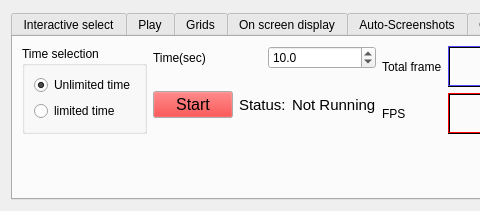
teuben/nemo, file usr/jcl/glnemo2/src/formoptions.ui: the form before one commit; both pictures show x 0 to 480 and y 0 to 211 of the 878 by 211 pixel window.
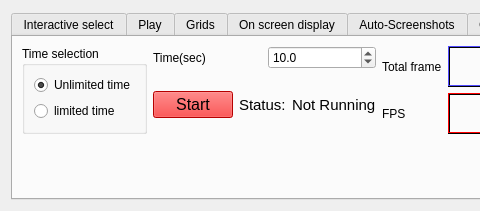
The form after the commit. The open tabs and pages were chosen to show the change. Icons and pictures are not drawn.

Commit message: use widget->setStyleSheet to set color and to be platform independant. Gui's Colors should be consistent between linux,macosx and win32

What changed in the file:
```diff
--- a/usr/jcl/glnemo2/src/formoptions.ui
+++ b/usr/jcl/glnemo2/src/formoptions.ui
@@ -5711,10 +5711,136 @@
            <property name="palette">
             <palette>
              <active>
+              <colorrole role="WindowText">
+               <brush brushstyle="SolidPattern">
+                <color alpha="255">
+                 <red>0</red>
+                 <green>0</green>
+                 <blue>0</blue>
+                </color>
+               </brush>
+              </colorrole>
               <colorrole role="Button">
                <brush brushstyle="SolidPattern">
                 <color alpha="255">
+                 <red>104</red>
+                 <green>255</green>
+                 <blue>40</blue>
+                </color>
+               </brush>
+              </colorrole>
+              <colorrole role="Light">
+               <brush brushstyle="SolidPattern">
+                <color alpha="255">
+                 <red>194</red>
+                 <green>255</green>
+                 <blue>168</blue>
+                </color>
+               </brush>
+              </colorrole>
+              <colorrole role="Midlight">
+               <brush brushstyle="SolidPattern">
+                <color alpha="255">
+                 <red>149</red>
+                 <green>255</green>
+                 <blue>104</blue>
+                </color>
+               </brush>
+              </colorrole>
+              <colorrole role="Dark">
+               <brush brushstyle="SolidPattern">
+                <color alpha="255">
+                 <red>52</red>
+                 <green>127</green>
+                 <blue>20</blue>
+                </color>
+               </brush>
+              </colorrole>
+              <colorrole role="Mid">
+               <brush brushstyle="SolidPattern">
+                <color alpha="255">
+                 <red>69</red>
+                 <green>170</green>
+                 <blue>26</blue>
+                </color>
+               </brush>
+              </colorrole>
+              <colorrole role="Text">
+               <brush brushstyle="SolidPattern">
+                <color alpha="255">
+                 <red>0</red>
+                 <green>0</green>
+                 <blue>0</blue>
+                </color>
+               </brush>
+              </colorrole>
+              <colorrole role="BrightText">
+               <brush brushstyle="SolidPattern">
+                <color alpha="255">
                  <red>255</red>
+                 <green>255</green>
+                 <blue>255</blue>
+                </color>
+               </brush>
+              </colorrole>
+              <colorrole role="ButtonText">
+               <brush brushstyle="SolidPattern">
+                <color alpha="255">
+                 <red>0</red>
+                 <green>0</green>
+                 <blue>0</blue>
+                </color>
+               </brush>
+              </colorrole>
+              <colorrole role="Base">
+               <brush brushstyle="SolidPattern">
+                <color alpha="255">
+                 <red>255</red>
+                 <green>255</green>
+                 <blue>255</blue>
+                </color>
+               </brush>
+              </colorrole>
+              <colorrole role="Window">
+               <brush brushstyle="SolidPattern">
+                <color alpha="255">
+                 <red>104</red>
+                 <green>255</green>
+                 <blue>40</blue>
+                </color>
+               </brush>
+              </colorrole>
+              <colorrole role="Shadow">
+               <brush brushstyle="SolidPattern">
+                <color alpha="255">
+                 <red>0</red>
+                 <green>0</green>
+                 <blue>0</blue>
+                </color>
+               </brush>
+              </colorrole>
+              <colorrole role="AlternateBase">
+               <brush brushstyle="SolidPattern">
+                <color alpha="255">
+                 <red>179</red>
+                 <green>255</green>
+                 <blue>147</blue>
+                </color>
+               </brush>
+              </colorrole>
+              <colorrole role="ToolTipBase">
+               <brush brushstyle="SolidPattern">
+                <color alpha="255">
+                 <red>255</red>
+                 <green>255</green>
+                 <blue>220</blue>
+                </color>
+               </brush>
+              </colorrole>
+              <colorrole role="ToolTipText">
+               <brush brushstyle="SolidPattern">
+                <color alpha="255">
+                 <red>0</red>
                  <green>0</green>
                  <blue>0</blue>
                 </color>
@@ -5722,10 +5848,136 @@
               </colorrole>
              </active>
              <inactive>
+              <colorrole role="WindowText">
+               <brush brushstyle="SolidPattern">
+                <color alpha="255">
+                 <red>0</red>
+                 <green>0</green>
+                 <blue>0</blue>
+                </color>
+               </brush>
+              </colorrole>
               <colorrole role="Button">
                <brush brushstyle="SolidPattern">
                 <color alpha="255">
+                 <red>104</red>
+                 <green>255</green>
+                 <blue>40</blue>
+                </color>
+               </brush>
+              </colorrole>
+              <colorrole role="Light">
+               <brush brushstyle="SolidPattern">
+                <color alpha="255">
+                 <red>194</red>
+                 <green>255</green>
+                 <blue>168</blue>
+                </color>
+               </brush>
+              </colorrole>
+              <colorrole role="Midlight">
+               <brush brushstyle="SolidPattern">
+                <color alpha="255">
+                 <red>149</red>
+                 <green>255</green>
+                 <blue>104</blue>
+                </color>
+               </brush>
+              </colorrole>
+              <colorrole role="Dark">
+               <brush brushstyle="SolidPattern">
+                <color alpha="255">
+                 <red>52</red>
+                 <green>127</green>
+                 <blue>20</blue>
+                </color>
+               </brush>
+              </colorrole>
+              <colorrole role="Mid">
+               <brush brushstyle="SolidPattern">
+                <color alpha="255">
+                 <red>69</red>
+                 <green>170</green>
+                 <blue>26</blue>
+                </color>
+               </brush>
+              </colorrole>
+              <colorrole role="Text">
+               <brush brushstyle="SolidPattern">
+                <color alpha="255">
+                 <red>0</red>
+                 <green>0</green>
+                 <blue>0</blue>
+                </color>
+               </brush>
+              </colorrole>
+              <colorrole role="BrightText">
+               <brush brushstyle="SolidPattern">
+                <color alpha="255">
                  <red>255</red>
+                 <green>255</green>
+                 <blue>255</blue>
+                </color>
+               </brush>
+              </colorrole>
+              <colorrole role="ButtonText">
+               <brush brushstyle="SolidPattern">
+                <color alpha="255">
+                 <red>0</red>
+                 <green>0</green>
+                 <blue>0</blue>
+                </color>
+               </brush>
+              </colorrole>
+              <colorrole role="Base">
+               <brush brushstyle="SolidPattern">
+                <color alpha="255">
+                 <red>255</red>
+                 <green>255</green>
+                 <blue>255</blue>
+                </color>
+               </brush>
+              </colorrole>
+              <colorrole role="Window">
+               <brush brushstyle="SolidPattern">
+                <color alpha="255">
+                 <red>104</red>
+                 <green>255</green>
+                 <blue>40</blue>
+                </color>
+               </brush>
+              </colorrole>
+              <colorrole role="Shadow">
+               <brush brushstyle="SolidPattern">
+                <color alpha="255">
+                 <red>0</red>
+                 <green>0</green>
+                 <blue>0</blue>
+                </color>
+               </brush>
+              </colorrole>
+              <colorrole role="AlternateBase">
+               <brush brushstyle="SolidPattern">
+                <color alpha="255">
+                 <red>179</red>
+                 <green>255</green>
+                 <blue>147</blue>
+                </color>
+               </brush>
+              </colorrole>
+              <colorrole role="ToolTipBase">
+               <brush brushstyle="SolidPattern">
+                <color alpha="255">
+                 <red>255</red>
+                 <green>255</green>
+                 <blue>220</blue>
+                </color>
+               </brush>
+              </colorrole>
+              <colorrole role="ToolTipText">
+               <brush brushstyle="SolidPattern">
+                <color alpha="255">
+                 <red>0</red>
                  <green>0</green>
                  <blue>0</blue>
                 </color>
@@ -5733,10 +5985,136 @@
               </colorrole>
              </inactive>
              <disabled>
+              <colorrole role="WindowText">
+               <brush brushstyle="SolidPattern">
+                <color alpha="255">
+                 <red>52</red>
+                 <green>127</green>
+                 <blue>20</blue>
+                </color>
+               </brush>
+              </colorrole>
               <colorrole role="Button">
                <brush brushstyle="SolidPattern">
                 <color alpha="255">
+                 <red>104</red>
+                 <green>255</green>
+                 <blue>40</blue>
+                </color>
+               </brush>
+              </colorrole>
+              <colorrole role="Light">
+               <brush brushstyle="SolidPattern">
+                <color alpha="255">
+                 <red>194</red>
+                 <green>255</green>
+                 <blue>168</blue>
+                </color>
+               </brush>
+              </colorrole>
+              <colorrole role="Midlight">
+               <brush brushstyle="SolidPattern">
+                <color alpha="255">
+                 <red>149</red>
+                 <green>255</green>
+                 <blue>104</blue>
+                </color>
+               </brush>
+              </colorrole>
+              <colorrole role="Dark">
+               <brush brushstyle="SolidPattern">
+                <color alpha="255">
+                 <red>52</red>
+                 <green>127</green>
+                 <blue>20</blue>
+                </color>
+               </brush>
+              </colorrole>
+              <colorrole role="Mid">
+               <brush brushstyle="SolidPattern">
+                <color alpha="255">
+                 <red>69</red>
+                 <green>170</green>
+                 <blue>26</blue>
+                </color>
+               </brush>
+              </colorrole>
+              <colorrole role="Text">
+               <brush brushstyle="SolidPattern">
+                <color alpha="255">
+                 <red>52</red>
+                 <green>127</green>
+                 <blue>20</blue>
+                </color>
+               </brush>
+              </colorrole>
+              <colorrole role="BrightText">
+               <brush brushstyle="SolidPattern">
+                <color alpha="255">
                  <red>255</red>
+                 <green>255</green>
+                 <blue>255</blue>
+                </color>
+               </brush>
+              </colorrole>
+              <colorrole role="ButtonText">
+               <brush brushstyle="SolidPattern">
+                <color alpha="255">
+                 <red>52</red>
+                 <green>127</green>
+                 <blue>20</blue>
+                </color>
+               </brush>
+              </colorrole>
+              <colorrole role="Base">
+               <brush brushstyle="SolidPattern">
+                <color alpha="255">
+                 <red>104</red>
+                 <green>255</green>
+                 <blue>40</blue>
+                </color>
+               </brush>
+              </colorrole>
+              <colorrole role="Window">
+               <brush brushstyle="SolidPattern">
+                <color alpha="255">
+                 <red>104</red>
+                 <green>255</green>
+                 <blue>40</blue>
+                </color>
+               </brush>
+              </colorrole>
+              <colorrole role="Shadow">
+               <brush brushstyle="SolidPattern">
+                <color alpha="255">
+                 <red>0</red>
+                 <green>0</green>
+                 <blue>0</blue>
+                </color>
+               </brush>
+              </colorrole>
+              <colorrole role="AlternateBase">
+               <brush brushstyle="SolidPattern">
+                <color alpha="255">
+                 <red>104</red>
+                 <green>255</green>
+                 <blue>40</blue>
+                </color>
+               </brush>
+              </colorrole>
+              <colorrole role="ToolTipBase">
+               <brush brushstyle="SolidPattern">
+                <color alpha="255">
+                 <red>255</red>
+                 <green>255</green>
+                 <blue>220</blue>
+                </color>
+               </brush>
+              </colorrole>
+              <colorrole role="ToolTipText">
+               <brush brushstyle="SolidPattern">
+                <color alpha="255">
+                 <red>0</red>
                  <green>0</green>
                  <blue>0</blue>
                 </color>
@@ -5750,6 +6128,9 @@
              <pointsize>12</pointsize>
             </font>
            </property>
+           <property name="styleSheet">
+            <string notr="true">background:red</string>
+           </property>
            <property name="text">
             <string>Start</string>
            </property>
```
Left out of the diff: 209 changed lines with no effect on the pictures. The commit also changes 8 other files.
